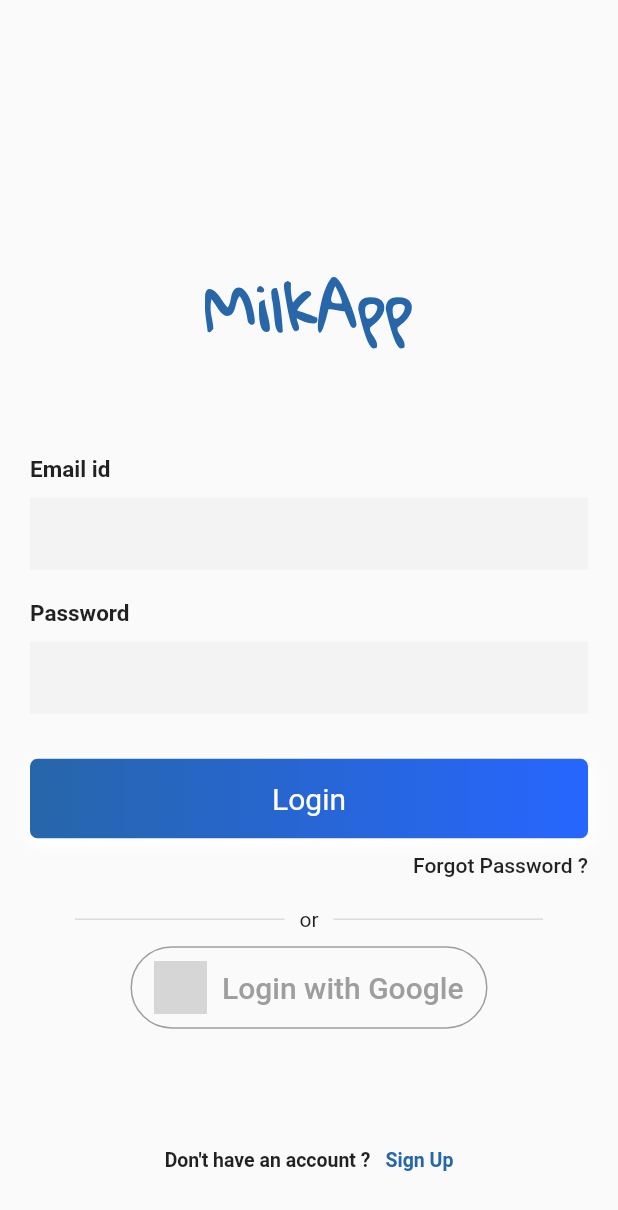
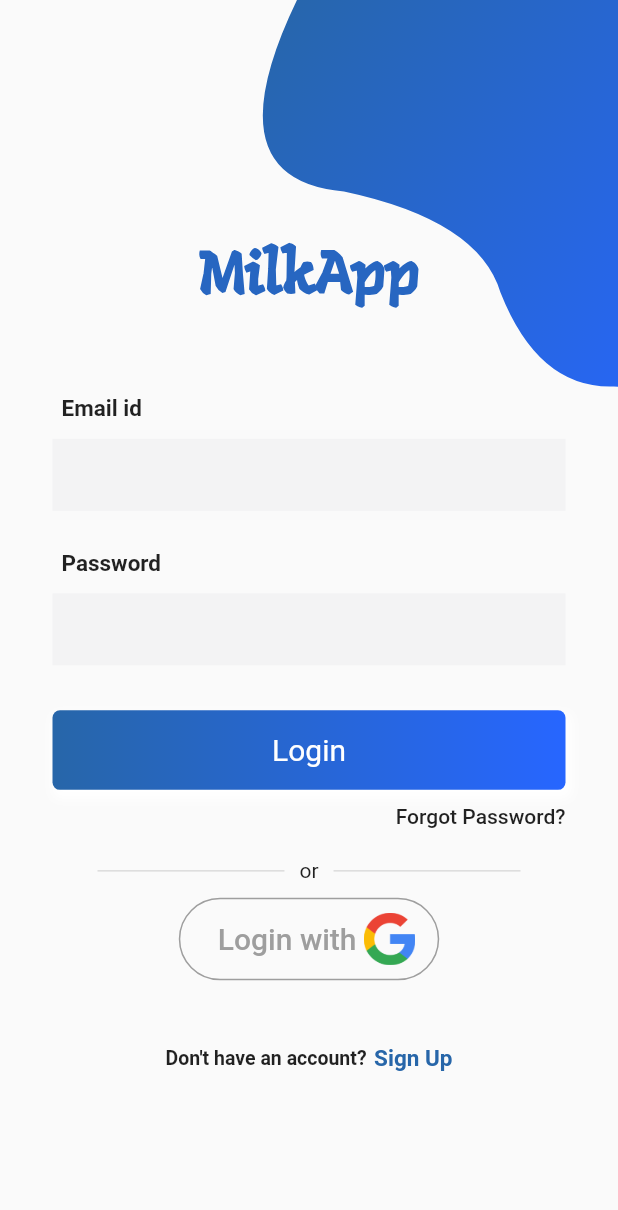
Before and after one commit to amankumar00/MilkApp, a Flutter app: the screen it shows after launch, on a phone screen of 412 x 824 dp. Shown: the top 1210 px of the screen. Run offline on Flutter 3.47's test engine with Material 2 defaults, Android fonts, the phone set to English and light mode, and no system bars; grey boxes are pictures that could not be loaded.

Commit message:
Login and Signup modified

```diff
--- a/lib/Views/LoginPage.dart
+++ b/lib/Views/LoginPage.dart
@@ -1,6 +1,6 @@
 import 'package:flutter/material.dart';
 import 'SignUpPage.dart';
-
+import 'Widget/bezierContainer.dart';
 class LoginPage extends StatefulWidget {
   static String id = '/';
   @override
@@ -8,18 +8,22 @@ class LoginPage extends StatefulWidget {
 }
 
 class _LoginPageState extends State<LoginPage> {
+
   Widget _entryField(String title, {bool isPassword = false}) {
     return Container(
       margin: EdgeInsets.symmetric(vertical: 10),
       child: Column(
         crossAxisAlignment: CrossAxisAlignment.start,
         children: <Widget>[
-          Text(
+          Padding(
+            padding: const EdgeInsets.all(6.0),
+            child: Text(
               title,
               style: TextStyle(fontWeight: FontWeight.bold, fontSize: 15),
             ),
+          ),
           SizedBox(
-            height: 10,
+            height: 05,
           ),
           TextField(
               obscureText: isPassword,
@@ -50,7 +54,10 @@ class _LoginPageState extends State<LoginPage> {
               begin: Alignment.centerLeft,
               end: Alignment.centerRight,
               colors: [Color(0xFF2766A9), Color(0xFF2766FF)])),
-      child: Text('Login', style: TextStyle(fontSize: 20, color: Colors.white)),
+      child: Text(
+        'Login',
+        style: TextStyle(fontSize: 20, color: Colors.white)
+      ),
     );
   }
 
@@ -100,17 +107,17 @@ class _LoginPageState extends State<LoginPage> {
           mainAxisSize: MainAxisSize.min,
           mainAxisAlignment: MainAxisAlignment.center,
           children: <Widget>[
-            Image(image: AssetImage("images/google_logo.png"), height: 35.0),
             Padding(
               padding: const EdgeInsets.only(left: 10),
               child: Text(
-                'Login with Google',
+                'Login with ',
                 style: TextStyle(
                   fontSize: 20,
                   color: Colors.grey,
                 ),
               ),
-            )
+            ),
+            Image(image: AssetImage("images/google.png"), height: 35.0),
           ],
         ),
       ),
@@ -131,17 +138,17 @@ class _LoginPageState extends State<LoginPage> {
           mainAxisAlignment: MainAxisAlignment.center,
           children: <Widget>[
             Text(
-              'Don\'t have an account ?',
+              'Don\'t have an account?',
               style: TextStyle(fontSize: 13, fontWeight: FontWeight.w600),
             ),
             SizedBox(
-              width: 10,
+              width: 5,
             ),
             Text(
               'Sign Up',
               style: TextStyle(
                   color: Color(0xFF2766A9),
-                  fontSize: 13,
+                  fontSize: 15,
                   fontWeight: FontWeight.w600),
             ),
           ],
@@ -155,11 +162,7 @@ class _LoginPageState extends State<LoginPage> {
       textAlign: TextAlign.center,
       text: TextSpan(
         text: 'MilkApp',
-        style: TextStyle(
-            color: Color(0xFF2766A9),
-            fontSize: 40,
-            fontFamily: 'Gloria',
-            fontWeight: FontWeight.w600),
+        style: TextStyle(color: Color(0xFF2766c1), fontSize: 40,fontFamily: 'Langer',fontWeight: FontWeight.w600),
       ),
     );
   }
@@ -181,29 +184,33 @@ class _LoginPageState extends State<LoginPage> {
           height: height,
           child: Stack(
             children: <Widget>[
+              Positioned(
+                  top: -height * .15,
+                  right: -MediaQuery.of(context).size.width * .4,
+                  child: BezierContainer()),
               Container(
-            padding: EdgeInsets.symmetric(horizontal: 20),
+                padding: EdgeInsets.symmetric(horizontal: 35),
                 child: SingleChildScrollView(
                   child: Column(
                     crossAxisAlignment: CrossAxisAlignment.center,
                     mainAxisAlignment: MainAxisAlignment.center,
                     children: <Widget>[
-                  SizedBox(height: height * .2),
+                      SizedBox(height: height * .19),
                       _title(),
-                  SizedBox(height: 50),
+                      SizedBox(height: 35),
                       _emailPasswordWidget(),
                       SizedBox(height: 20),
                       _submitButton(),
                       Container(
                         padding: EdgeInsets.symmetric(vertical: 10),
                         alignment: Alignment.centerRight,
-                    child: Text('Forgot Password ?',
+                        child: Text('Forgot Password?',
                             style: TextStyle(
                                 fontSize: 14, fontWeight: FontWeight.w500)),
                       ),
                       _divider(),
                       _googleLogin(),
-                  SizedBox(height: height * .055),
+                      SizedBox(height: height * .01),
                       _createAccountLabel(),
                     ],
                   ),
```
Lines whose indentation alone changed are shown as unchanged.
